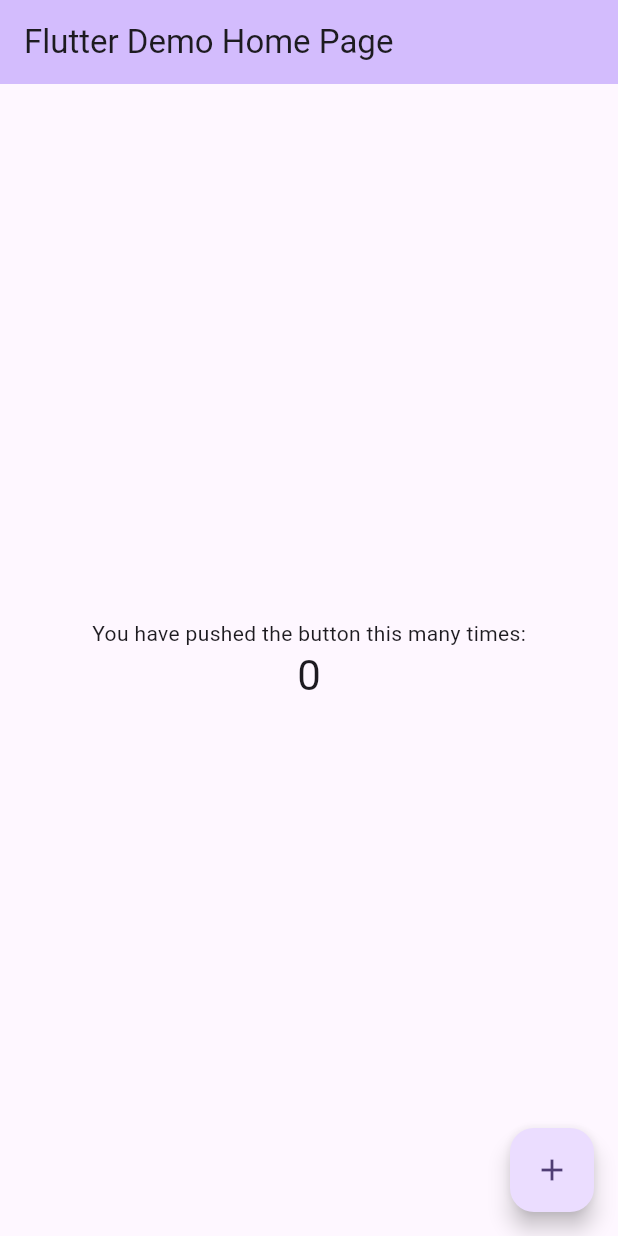
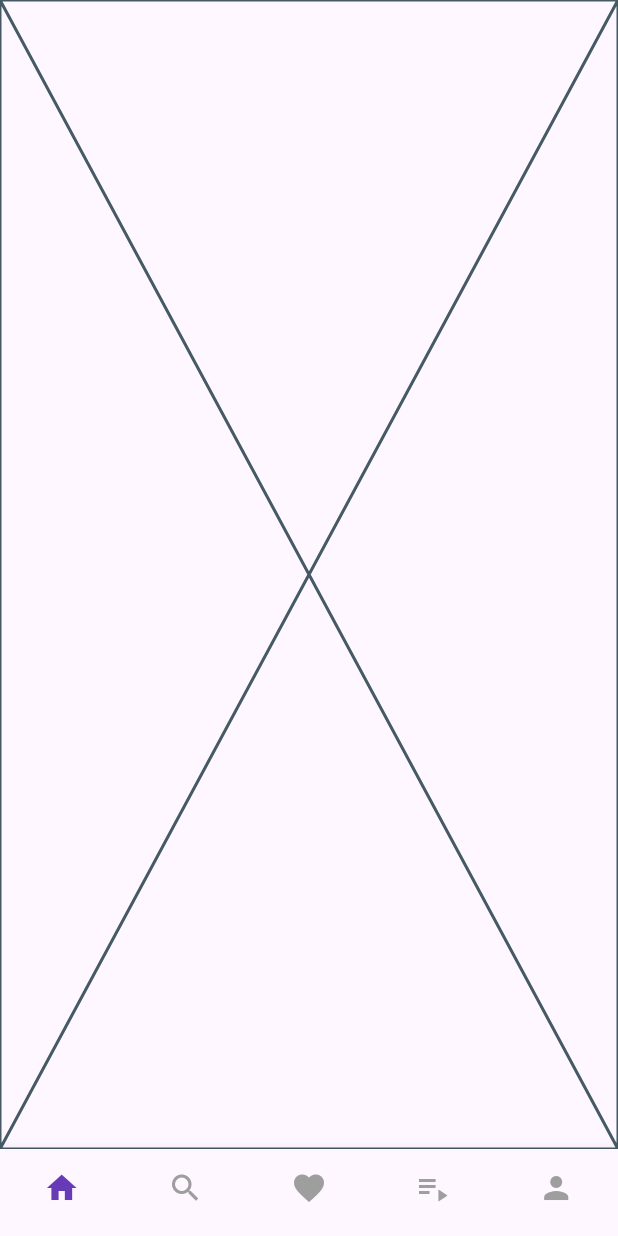
Before and after one commit to HuyXinLoi/Podcat, a Flutter app: the screen it shows after launch, on a phone screen of 412 x 824 dp. Run offline on Flutter 3.47's test engine with Material 3 defaults, Android fonts, the phone set to English and light mode, and no system bars; our stand-ins replace go_router.

Commit message:
first contruction

```diff
--- a/podcat/lib/app.dart
+++ b/podcat/lib/app.dart
@@ -0,0 +1,15 @@
+import 'package:flutter/material.dart';
+import 'package:podcat/core/base/route.dart';
+
+class PodcastApp extends StatelessWidget {
+  const PodcastApp({super.key});
+
+  @override
+  Widget build(BuildContext context) {
+    return MaterialApp.router(
+      title: 'Podcast App',
+      routerConfig: router,
+      debugShowCheckedModeBanner: false,
+    );
+  }
+}
--- /dev/null
+++ b/podcat/lib/core/base/route.dart
@@ -0,0 +1,41 @@
+import 'package:flutter/material.dart';
+import 'package:go_router/go_router.dart';
+import 'package:podcat/views/favorites/favorites_screen.dart';
+import 'package:podcat/views/home/home_screen.dart';
+import 'package:podcat/views/playlist/playlist_screen.dart';
+import 'package:podcat/views/profile/profile_screen.dart';
+import 'package:podcat/views/search/search_screen.dart';
+import 'package:podcat/widgets/bottom_nav_bar.dart';
+
+final GoRouter router = GoRouter(
+  initialLocation: '/home',
+  routes: [
+    ShellRoute(
+      navigatorKey: GlobalKey<NavigatorState>(),
+      builder: (context, state, child) {
+        return BottomNavBar(child: child);
+      },
+      routes: [
+        GoRoute(path: '/home', builder: (context, state) => const HomeScreen()),
+        GoRoute(
+            path: '/search', builder: (context, state) => const SearchScreen()),
+        GoRoute(
+            path: '/favorites',
+            builder: (context, state) => const FavoritesScreen()),
+        GoRoute(
+            path: '/playlist',
+            builder: (context, state) => const PlaylistScreen()),
+        GoRoute(
+            path: '/profile',
+            builder: (context, state) => const ProfileScreen()),
+      ],
+    ),
+    // GoRoute(
+    //   path: '/podcast/:id',
+    //   builder: (context, state) {
+    //     final id = state.pathParameters['id'];
+    //     return PodcastDetailScreen(podcastId: id!);
+    //   },
+    // ),
+  ],
+);
--- a/podcat/lib/main.dart
+++ b/podcat/lib/main.dart
@@ -1,125 +1,6 @@
 import 'package:flutter/material.dart';
+import 'app.dart';
 
 void main() {
-  runApp(const MyApp());
+  runApp(const PodcastApp());
 }
-
-class MyApp extends StatelessWidget {
-  const MyApp({super.key});
-
-  // This widget is the root of your application.
-  @override
-  Widget build(BuildContext context) {
-    return MaterialApp(
-      title: 'Flutter Demo',
-      theme: ThemeData(
-        // This is the theme of your application.
-        //
-        // TRY THIS: Try running your application with "flutter run". You'll see
-        // the application has a purple toolbar. Then, without quitting the app,
-        // try changing the seedColor in the colorScheme below to Colors.green
-        // and then invoke "hot reload" (save your changes or press the "hot
-        // reload" button in a Flutter-supported IDE, or press "r" if you used
-        // the command line to start the app).
-        //
-        // Notice that the counter didn't reset back to zero; the application
-        // state is not lost during the reload. To reset the state, use hot
-        // restart instead.
-        //
-        // This works for code too, not just values: Most code changes can be
-        // tested with just a hot reload.
-        colorScheme: ColorScheme.fromSeed(seedColor: Colors.deepPurple),
-        useMaterial3: true,
-      ),
-      home: const MyHomePage(title: 'Flutter Demo Home Page'),
-    );
-  }
-}
-
-class MyHomePage extends StatefulWidget {
-  const MyHomePage({super.key, required this.title});
-
-  // This widget is the home page of your application. It is stateful, meaning
-  // that it has a State object (defined below) that contains fields that affect
-  // how it looks.
-
-  // This class is the configuration for the state. It holds the values (in this
-  // case the title) provided by the parent (in this case the App widget) and
-  // used by the build method of the State. Fields in a Widget subclass are
-  // always marked "final".
-
-  final String title;
-
-  @override
-  State<MyHomePage> createState() => _MyHomePageState();
-}
-
-class _MyHomePageState extends State<MyHomePage> {
-  int _counter = 0;
-
-  void _incrementCounter() {
-    setState(() {
-      // This call to setState tells the Flutter framework that something has
-      // changed in this State, which causes it to rerun the build method below
-      // so that the display can reflect the updated values. If we changed
-      // _counter without calling setState(), then the build method would not be
-      // called again, and so nothing would appear to happen.
-      _counter++;
-    });
-  }
-
-  @override
-  Widget build(BuildContext context) {
-    // This method is rerun every time setState is called, for instance as done
-    // by the _incrementCounter method above.
-    //
-    // The Flutter framework has been optimized to make rerunning build methods
-    // fast, so that you can just rebuild anything that needs updating rather
-    // than having to individually change instances of widgets.
-    return Scaffold(
-      appBar: AppBar(
-        // TRY THIS: Try changing the color here to a specific color (to
-        // Colors.amber, perhaps?) and trigger a hot reload to see the AppBar
-        // change color while the other colors stay the same.
-        backgroundColor: Theme.of(context).colorScheme.inversePrimary,
-        // Here we take the value from the MyHomePage object that was created by
-        // the App.build method, and use it to set our appbar title.
-        title: Text(widget.title),
-      ),
-      body: Center(
-        // Center is a layout widget. It takes a single child and positions it
-        // in the middle of the parent.
-        child: Column(
-          // Column is also a layout widget. It takes a list of children and
-          // arranges them vertically. By default, it sizes itself to fit its
-          // children horizontally, and tries to be as tall as its parent.
-          //
-          // Column has various properties to control how it sizes itself and
-          // how it positions its children. Here we use mainAxisAlignment to
-          // center the children vertically; the main axis here is the vertical
-          // axis because Columns are vertical (the cross axis would be
-          // horizontal).
-          //
-          // TRY THIS: Invoke "debug painting" (choose the "Toggle Debug Paint"
-          // action in the IDE, or press "p" in the console), to see the
-          // wireframe for each widget.
-          mainAxisAlignment: MainAxisAlignment.center,
-          children: <Widget>[
-            const Text(
-              'You have pushed the button this many times:',
-            ),
-            Text(
-              '$_counter',
-              style: Theme.of(context).textTheme.headlineMedium,
-            ),
-          ],
-        ),
-      ),
-      floatingActionButton: FloatingActionButton(
-        onPressed: _incrementCounter,
-        tooltip: 'Increment',
-        child: const Icon(Icons.add),
-      ), // This trailing comma makes auto-formatting nicer for build methods.
-    );
-  }
-}
--- /dev/null
+++ b/podcat/lib/views/home/home_screen.dart
@@ -0,0 +1,15 @@
+import 'package:flutter/material.dart';
+
+class HomeScreen extends StatefulWidget {
+  const HomeScreen({super.key});
+
+  @override
+  State<HomeScreen> createState() => _HomeScreenState();
+}
+
+class _HomeScreenState extends State<HomeScreen> {
+  @override
+  Widget build(BuildContext context) {
+    return const Placeholder();
+  }
+}
--- /dev/null
+++ b/podcat/lib/widgets/bottom_nav_bar.dart
@@ -0,0 +1,64 @@
+import 'package:flutter/material.dart';
+import 'package:go_router/go_router.dart';
+
+class BottomNavBar extends StatelessWidget {
+  final Widget child;
+  const BottomNavBar({super.key, required this.child});
+
+  @override
+  Widget build(BuildContext context) {
+    final location = GoRouterState.of(context).uri.toString();
+
+    int currentIndex = 0;
+    if (location.startsWith('/search')) {
+      currentIndex = 1;
+    } else if (location.startsWith('/favorites'))
+      // ignore: curly_braces_in_flow_control_structures
+      currentIndex = 2;
+    else if (location.startsWith('/playlist'))
+      // ignore: curly_braces_in_flow_control_structures
+      currentIndex = 3;
+    // ignore: curly_braces_in_flow_control_structures
+    else if (location.startsWith('/profile')) currentIndex = 4;
+
+    return Scaffold(
+      body: child,
+      bottomNavigationBar: BottomNavigationBar(
+        currentIndex: currentIndex,
+        selectedItemColor: Colors.deepPurple,
+        unselectedItemColor: Colors.grey,
+        showSelectedLabels: false,
+        showUnselectedLabels: false,
+        type: BottomNavigationBarType.fixed,
+        onTap: (index) {
+          switch (index) {
+            case 0:
+              context.go('/home');
+              break;
+            case 1:
+              context.go('/search');
+              break;
+            case 2:
+              context.go('/favorites');
+              break;
+            case 3:
+              context.go('/playlist');
+              break;
+            case 4:
+              context.go('/profile');
+              break;
+          }
+        },
+        items: const [
+          BottomNavigationBarItem(icon: Icon(Icons.home), label: 'Home'),
+          BottomNavigationBarItem(icon: Icon(Icons.search), label: 'Search'),
+          BottomNavigationBarItem(
+              icon: Icon(Icons.favorite), label: 'Favorites'),
+          BottomNavigationBarItem(
+              icon: Icon(Icons.playlist_play), label: 'Playlist'),
+          BottomNavigationBarItem(icon: Icon(Icons.person), label: 'Profile'),
+        ],
+      ),
+    );
+  }
+}
--- a/podcat/pubspec.yaml
+++ b/podcat/pubspec.yaml
@@ -34,6 +34,7 @@ dependencies:
   # The following adds the Cupertino Icons font to your application.
   # Use with the CupertinoIcons class for iOS style icons.
   cupertino_icons: ^1.0.8
+  go_router: ^15.1.0
 
 dev_dependencies:
   flutter_test:
```
Also changed, not shown: podcat/lib/core/base/reponsive.dart (added, +82 -0 lines), podcat/lib/views/favorites/favorites_screen.dart (added, +15 -0 lines), podcat/lib/views/playlist/playlist_screen.dart (added, +15 -0 lines), podcat/lib/views/profile/profile_screen.dart (added, +15 -0 lines), podcat/lib/views/search/search_screen.dart (added, +15 -0 lines), podcat/pubspec.lock.
